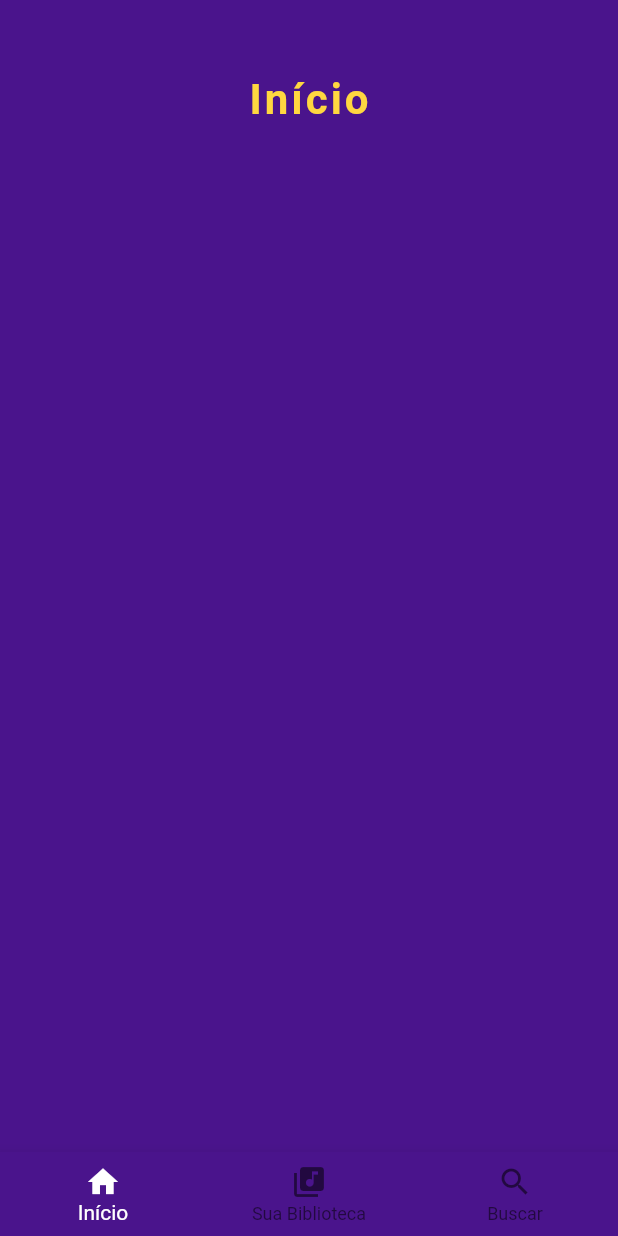
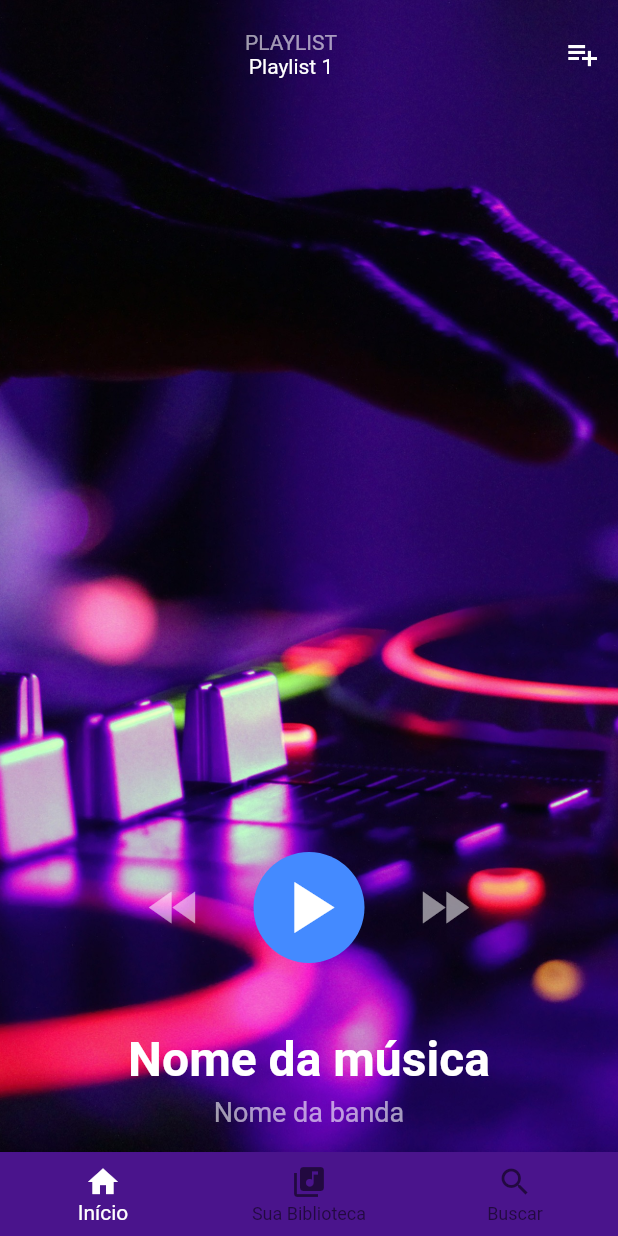
Before and after one commit to jonh14lk/Flutter, a Flutter app: the screen it shows after launch, on a phone screen of 412 x 824 dp. Run offline on Flutter 3.47's test engine with Material 2 defaults, Android fonts, the phone set to English and light mode, and no system bars.

Commit message:
finished homepage

```diff
--- a/music_player/lib/pages/inicio.dart
+++ b/music_player/lib/pages/inicio.dart
@@ -1,27 +1,104 @@
 import 'package:flutter/material.dart';
-
-Widget espacamento(double) {
-  return SizedBox(
-    height: double,
-  );
-}
 
 class Tela1 extends StatelessWidget {
   @override
   Widget build(BuildContext context) {
-    return Center(
-      child: Column(children: <Widget>[
-        espacamento(50.0),
-        Text(
-          'Início',
-          style: TextStyle(
-            color: Colors.amberAccent[200],
-            letterSpacing: 2.0,
-            fontSize: 28.0,
-            fontWeight: FontWeight.bold,
+    return Scaffold(
+      body: Column(
+        children: <Widget>[
+          Container(
+            height: MediaQuery.of(context).size.height - 56.0,
+            child: Stack(
+              children: <Widget>[
+                Container(
+                  decoration: BoxDecoration(
+                      image: DecorationImage(
+                          image: AssetImage('assets/dj.jpg'),
+                          fit: BoxFit.cover)),
+                ),
+                Padding(
+                  padding: const EdgeInsets.symmetric(horizontal: 12.0),
+                  child: Column(
+                    children: <Widget>[
+                      SizedBox(height: 20.0),
+                      Row(
+                        mainAxisAlignment: MainAxisAlignment.spaceBetween,
+                        children: <Widget>[
+                          Container(
+                            decoration: BoxDecoration(
+                                borderRadius: BorderRadius.circular(50.0)),
+                          ),
+                          Column(
+                            children: <Widget>[
+                              Text(
+                                'PLAYLIST',
+                                style: TextStyle(
+                                    color: Colors.white.withOpacity(0.6)),
+                              ),
+                              Text('Playlist 1',
+                                  style: TextStyle(color: Colors.white)),
+                            ],
+                          ),
+                          Icon(
+                            Icons.playlist_add,
+                            color: Colors.white,
+                          )
+                        ],
+                      ),
+                      Spacer(),
+                      Row(
+                        mainAxisAlignment: MainAxisAlignment.center,
+                        children: <Widget>[
+                          Icon(
+                            Icons.fast_rewind,
+                            color: Colors.white54,
+                            size: 42.0,
+                          ),
+                          SizedBox(width: 32.0),
+                          Container(
+                              decoration: BoxDecoration(
+                                  color: Colors.blueAccent,
+                                  borderRadius: BorderRadius.circular(50.0)),
+                              child: Padding(
+                                padding: const EdgeInsets.all(8.0),
+                                child: Icon(
+                                  Icons.play_arrow,
+                                  size: 58.0,
+                                  color: Colors.white,
+                                ),
+                              )),
+                          SizedBox(width: 32.0),
+                          Icon(
+                            Icons.fast_forward,
+                            color: Colors.white54,
+                            size: 42.0,
+                          )
+                        ],
+                      ),
+                      SizedBox(height: 45.0),
+                      Text('Nome da música',
+                          style: TextStyle(
+                              color: Colors.white,
+                              fontWeight: FontWeight.bold,
+                              fontSize: 32.0)),
+                      SizedBox(
+                        height: 6.0,
+                      ),
+                      Text(
+                        'Nome da banda',
+                        style: TextStyle(
+                            color: Colors.white.withOpacity(0.6),
+                            fontSize: 18.0),
+                      ),
+                      SizedBox(height: 16.0),
+                    ],
+                  ),
+                )
+              ],
+            ),
           ),
-        ),
-      ]),
+        ],
+      ),
     );
   }
 }
```
Also changed, not shown: music_player/assets/print2.jpeg (added), 1 other file.
